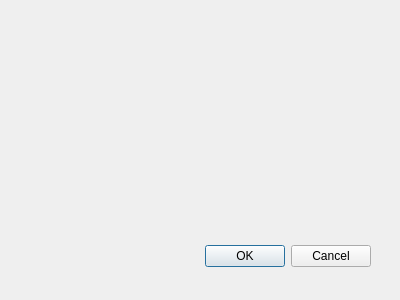
Old version of the form myfirstplugin_dialog_base.ui in the repository wulaurent/myfirstplugin.
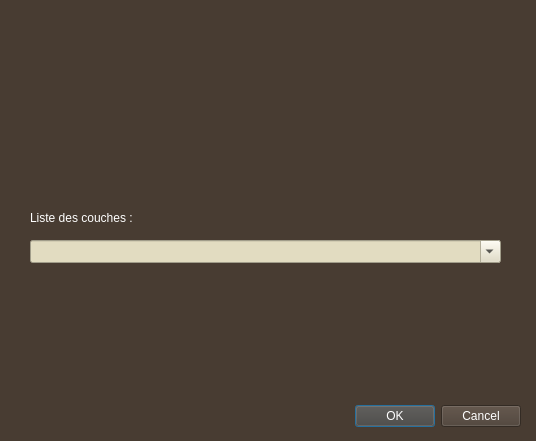
New version of the form. Icons and pictures are not drawn.

Commit message: feat(list-feature): ajout de la première user story qui liste les couches ponctuelles vectorielle de mon projet courant

Diff of the .ui file:
```diff
--- a/myfirstplugin_dialog_base.ui
+++ b/myfirstplugin_dialog_base.ui
@@ -1,22 +1,467 @@
 <ui version="4.0" >
  <class>PluginScriptDialogBase</class>
- <widget class="QDialog" name="PluginScriptDialogBase" >
-  <property name="geometry" >
+ <widget class="QDialog" name="PluginScriptDialogBase">
+  <property name="enabled">
+   <bool>true</bool>
+  </property>
+  <property name="geometry">
    <rect>
     <x>0</x>
     <y>0</y>
-    <width>400</width>
-    <height>300</height>
+    <width>536</width>
+    <height>441</height>
    </rect>
   </property>
-  <property name="windowTitle" >
+  <property name="palette">
+   <palette>
+    <active>
+     <colorrole role="WindowText">
+      <brush brushstyle="SolidPattern">
+       <color alpha="255">
+        <red>255</red>
+        <green>255</green>
+        <blue>255</blue>
+       </color>
+      </brush>
+     </colorrole>
+     <colorrole role="Button">
+      <brush brushstyle="SolidPattern">
+       <color alpha="255">
+        <red>72</red>
+        <green>60</green>
+        <blue>50</blue>
+       </color>
+      </brush>
+     </colorrole>
+     <colorrole role="Light">
+      <brush brushstyle="SolidPattern">
+       <color alpha="255">
+        <red>108</red>
+        <green>90</green>
+        <blue>75</blue>
+       </color>
+      </brush>
+     </colorrole>
+     <colorrole role="Midlight">
+      <brush brushstyle="SolidPattern">
+       <color alpha="255">
+        <red>90</red>
+        <green>75</green>
+        <blue>62</blue>
+       </color>
+      </brush>
+     </colorrole>
+     <colorrole role="Dark">
+      <brush brushstyle="SolidPattern">
+       <color alpha="255">
+        <red>36</red>
+        <green>30</green>
+        <blue>25</blue>
+       </color>
+      </brush>
+     </colorrole>
+     <colorrole role="Mid">
+      <brush brushstyle="SolidPattern">
+       <color alpha="255">
+        <red>48</red>
+        <green>40</green>
+        <blue>33</blue>
+       </color>
+      </brush>
+     </colorrole>
+     <colorrole role="Text">
+      <brush brushstyle="SolidPattern">
+       <color alpha="255">
+        <red>255</red>
+        <green>255</green>
+        <blue>255</blue>
+       </color>
+      </brush>
+     </colorrole>
+     <colorrole role="BrightText">
+      <brush brushstyle="SolidPattern">
+       <color alpha="255">
+        <red>255</red>
+        <green>255</green>
+        <blue>255</blue>
+       </color>
+      </brush>
+     </colorrole>
+     <colorrole role="ButtonText">
+      <brush brushstyle="SolidPattern">
+       <color alpha="255">
+        <red>255</red>
+        <green>255</green>
+        <blue>255</blue>
+       </color>
+      </brush>
+     </colorrole>
+     <colorrole role="Base">
+      <brush brushstyle="SolidPattern">
+       <color alpha="255">
+        <red>0</red>
+        <green>0</green>
+        <blue>0</blue>
+       </color>
+      </brush>
+     </colorrole>
+     <colorrole role="Window">
+      <brush brushstyle="SolidPattern">
+       <color alpha="255">
+        <red>72</red>
+        <green>60</green>
+        <blue>50</blue>
+       </color>
+      </brush>
+     </colorrole>
+     <colorrole role="Shadow">
+      <brush brushstyle="SolidPattern">
+       <color alpha="255">
+        <red>0</red>
+        <green>0</green>
+        <blue>0</blue>
+       </color>
+      </brush>
+     </colorrole>
+     <colorrole role="AlternateBase">
+      <brush brushstyle="SolidPattern">
+       <color alpha="255">
+        <red>36</red>
+        <green>30</green>
+        <blue>25</blue>
+       </color>
+      </brush>
+     </colorrole>
+     <colorrole role="ToolTipBase">
+      <brush brushstyle="SolidPattern">
+       <color alpha="255">
+        <red>255</red>
+        <green>255</green>
+        <blue>220</blue>
+       </color>
+      </brush>
+     </colorrole>
+     <colorrole role="ToolTipText">
+      <brush brushstyle="SolidPattern">
+       <color alpha="255">
+        <red>0</red>
+        <green>0</green>
+        <blue>0</blue>
+       </color>
+      </brush>
+     </colorrole>
+     <colorrole role="PlaceholderText">
+      <brush brushstyle="SolidPattern">
+       <color alpha="128">
+        <red>255</red>
+        <green>255</green>
+        <blue>255</blue>
+       </color>
+      </brush>
+     </colorrole>
+    </active>
+    <inactive>
+     <colorrole role="WindowText">
+      <brush brushstyle="SolidPattern">
+       <color alpha="255">
+        <red>255</red>
+        <green>255</green>
+        <blue>255</blue>
+       </color>
+      </brush>
+     </colorrole>
+     <colorrole role="Button">
+      <brush brushstyle="SolidPattern">
+       <color alpha="255">
+        <red>72</red>
+        <green>60</green>
+        <blue>50</blue>
+       </color>
+      </brush>
+     </colorrole>
+     <colorrole role="Light">
+      <brush brushstyle="SolidPattern">
+       <color alpha="255">
+        <red>108</red>
+        <green>90</green>
+        <blue>75</blue>
+       </color>
+      </brush>
+     </colorrole>
+     <colorrole role="Midlight">
+      <brush brushstyle="SolidPattern">
+       <color alpha="255">
+        <red>90</red>
+        <green>75</green>
+        <blue>62</blue>
+       </color>
+      </brush>
+     </colorrole>
+     <colorrole role="Dark">
+      <brush brushstyle="SolidPattern">
+       <color alpha="255">
+        <red>36</red>
+        <green>30</green>
+        <blue>25</blue>
+       </color>
+      </brush>
+     </colorrole>
+     <colorrole role="Mid">
+      <brush brushstyle="SolidPattern">
+       <color alpha="255">
+        <red>48</red>
+        <green>40</green>
+        <blue>33</blue>
+       </color>
+      </brush>
+     </colorrole>
+     <colorrole role="Text">
+      <brush brushstyle="SolidPattern">
+       <color alpha="255">
+        <red>255</red>
+        <green>255</green>
+        <blue>255</blue>
+       </color>
+      </brush>
+     </colorrole>
+     <colorrole role="BrightText">
+      <brush brushstyle="SolidPattern">
+       <color alpha="255">
+        <red>255</red>
+        <green>255</green>
+        <blue>255</blue>
+       </color>
+      </brush>
+     </colorrole>
+     <colorrole role="ButtonText">
+      <brush brushstyle="SolidPattern">
+       <color alpha="255">
+        <red>255</red>
+        <green>255</green>
+        <blue>255</blue>
+       </color>
+      </brush>
+     </colorrole>
+     <colorrole role="Base">
+      <brush brushstyle="SolidPattern">
+       <color alpha="255">
+        <red>0</red>
+        <green>0</green>
+        <blue>0</blue>
+       </color>
+      </brush>
+     </colorrole>
+     <colorrole role="Window">
+      <brush brushstyle="SolidPattern">
+       <color alpha="255">
+        <red>72</red>
+        <green>60</green>
+        <blue>50</blue>
+       </color>
+      </brush>
+     </colorrole>
+     <colorrole role="Shadow">
+      <brush brushstyle="SolidPattern">
+       <color alpha="255">
+        <red>0</red>
+        <green>0</green>
+        <blue>0</blue>
+       </color>
+      </brush>
+     </colorrole>
+     <colorrole role="AlternateBase">
+      <brush brushstyle="SolidPattern">
+       <color alpha="255">
+        <red>36</red>
+        <green>30</green>
+        <blue>25</blue>
+       </color>
+      </brush>
+     </colorrole>
+     <colorrole role="ToolTipBase">
+      <brush brushstyle="SolidPattern">
+       <color alpha="255">
+        <red>255</red>
+        <green>255</green>
+        <blue>220</blue>
+       </color>
+      </brush>
+     </colorrole>
+     <colorrole role="ToolTipText">
+      <brush brushstyle="SolidPattern">
+       <color alpha="255">
+        <red>0</red>
+        <green>0</green>
+        <blue>0</blue>
+       </color>
+      </brush>
+     </colorrole>
+     <colorrole role="PlaceholderText">
+      <brush brushstyle="SolidPattern">
+       <color alpha="128">
+        <red>255</red>
+        <green>255</green>
+        <blue>255</blue>
+       </color>
+      </brush>
+     </colorrole>
+    </inactive>
+    <disabled>
+     <colorrole role="WindowText">
+      <brush brushstyle="SolidPattern">
+       <color alpha="255">
+        <red>36</red>
+        <green>30</green>
+        <blue>25</blue>
+       </color>
+      </brush>
+     </colorrole>
+     <colorrole role="Button">
+      <brush brushstyle="SolidPattern">
+       <color alpha="255">
+        <red>72</red>
+        <green>60</green>
+        <blue>50</blue>
+       </color>
+      </brush>
+     </colorrole>
+     <colorrole role="Light">
+      <brush brushstyle="SolidPattern">
+       <color alpha="255">
+        <red>108</red>
+        <green>90</green>
+        <blue>75</blue>
+       </color>
+      </brush>
+     </colorrole>
+     <colorrole role="Midlight">
+      <brush brushstyle="SolidPattern">
+       <color alpha="255">
+        <red>90</red>
+        <green>75</green>
+        <blue>62</blue>
+       </color>
+      </brush>
+     </colorrole>
+     <colorrole role="Dark">
+      <brush brushstyle="SolidPattern">
+       <color alpha="255">
+        <red>36</red>
+        <green>30</green>
+        <blue>25</blue>
+       </color>
+      </brush>
+     </colorrole>
+     <colorrole role="Mid">
+      <brush brushstyle="SolidPattern">
+       <color alpha="255">
+        <red>48</red>
+        <green>40</green>
+        <blue>33</blue>
+       </color>
+      </brush>
+     </colorrole>
+     <colorrole role="Text">
+      <brush brushstyle="SolidPattern">
+       <color alpha="255">
+        <red>36</red>
+        <green>30</green>
+        <blue>25</blue>
+       </color>
+      </brush>
+     </colorrole>
+     <colorrole role="BrightText">
+      <brush brushstyle="SolidPattern">
+       <color alpha="255">
+        <red>255</red>
+        <green>255</green>
+        <blue>255</blue>
+       </color>
+      </brush>
+     </colorrole>
+     <colorrole role="ButtonText">
+      <brush brushstyle="SolidPattern">
+       <color alpha="255">
+        <red>36</red>
+        <green>30</green>
+        <blue>25</blue>
+       </color>
+      </brush>
+     </colorrole>
+     <colorrole role="Base">
+      <brush brushstyle="SolidPattern">
+       <color alpha="255">
+        <red>72</red>
+        <green>60</green>
+        <blue>50</blue>
+       </color>
+      </brush>
+     </colorrole>
+     <colorrole role="Window">
+      <brush brushstyle="SolidPattern">
+       <color alpha="255">
+        <red>72</red>
+        <green>60</green>
+        <blue>50</blue>
+       </color>
+      </brush>
+     </colorrole>
+     <colorrole role="Shadow">
+      <brush brushstyle="SolidPattern">
+       <color alpha="255">
+        <red>0</red>
+        <green>0</green>
+        <blue>0</blue>
+       </color>
+      </brush>
+     </colorrole>
+     <colorrole role="AlternateBase">
+      <brush brushstyle="SolidPattern">
+       <color alpha="255">
+        <red>72</red>
+        <green>60</green>
+        <blue>50</blue>
+       </color>
+      </brush>
+     </colorrole>
+     <colorrole role="ToolTipBase">
+      <brush brushstyle="SolidPattern">
+       <color alpha="255">
+        <red>255</red>
+        <green>255</green>
+        <blue>220</blue>
+       </color>
+      </brush>
+     </colorrole>
+     <colorrole role="ToolTipText">
+      <brush brushstyle="SolidPattern">
+       <color alpha="255">
+        <red>0</red>
+        <green>0</green>
+        <blue>0</blue>
+       </color>
+      </brush>
+     </colorrole>
+     <colorrole role="PlaceholderText">
+      <brush brushstyle="SolidPattern">
+       <color alpha="128">
+        <red>255</red>
+        <green>255</green>
+        <blue>255</blue>
+       </color>
+      </brush>
+     </colorrole>
+    </disabled>
+   </palette>
+  </property>
+  <property name="windowTitle">
    <string>MyFirstPlugin</string>
   </property>
-  <widget class="QDialogButtonBox" name="button_box" >
-   <property name="geometry" >
+  <widget class="QDialogButtonBox" name="button_box">
+   <property name="geometry">
     <rect>
-     <x>30</x>
-     <y>240</y>
+     <x>180</x>
+     <y>400</y>
      <width>341</width>
      <height>32</height>
     </rect>
@@ -28,6 +473,506 @@
     <set>QDialogButtonBox::Cancel|QDialogButtonBox::Ok</set>
    </property>
   </widget>
+  <widget class="QLabel" name="label_layers">
+   <property name="geometry">
+    <rect>
+     <x>30</x>
+     <y>210</y>
+     <width>211</width>
+     <height>16</height>
+    </rect>
+   </property>
+   <property name="palette">
+    <palette>
+     <active>
+      <colorrole role="WindowText">
+       <brush brushstyle="SolidPattern">
+        <color alpha="255">
+         <red>255</red>
+         <green>255</green>
+         <blue>255</blue>
+        </color>
+       </brush>
+      </colorrole>
+      <colorrole role="Button">
+       <brush brushstyle="SolidPattern">
+        <color alpha="255">
+         <red>72</red>
+         <green>60</green>
+         <blue>50</blue>
+        </color>
+       </brush>
+      </colorrole>
+      <colorrole role="Light">
+       <brush brushstyle="SolidPattern">
+        <color alpha="255">
+         <red>108</red>
+         <green>90</green>
+         <blue>75</blue>
+        </color>
+       </brush>
+      </colorrole>
+      <colorrole role="Midlight">
+       <brush brushstyle="SolidPattern">
+        <color alpha="255">
+         <red>90</red>
+         <green>75</green>
+         <blue>62</blue>
+        </color>
+       </brush>
+      </colorrole>
+      <colorrole role="Dark">
+       <brush brushstyle="SolidPattern">
+        <color alpha="255">
+         <red>36</red>
+         <green>30</green>
+         <blue>25</blue>
+        </color>
+       </brush>
+      </colorrole>
+      <colorrole role="Mid">
+       <brush brushstyle="SolidPattern">
+        <color alpha="255">
+         <red>48</red>
+         <green>40</green>
+         <blue>33</blue>
+        </color>
+       </brush>
+      </colorrole>
+      <colorrole role="Text">
+       <brush brushstyle="SolidPattern">
+        <color alpha="255">
+         <red>255</red>
+         <green>255</green>
+         <blue>255</blue>
+        </color>
+       </brush>
+      </colorrole>
+      <colorrole role="BrightText">
+       <brush brushstyle="SolidPattern">
+        <color alpha="255">
+         <red>255</red>
+         <green>255</green>
+         <blue>255</blue>
+        </color>
+       </brush>
+      </colorrole>
+      <colorrole role="ButtonText">
+       <brush brushstyle="SolidPattern">
+        <color alpha="255">
+         <red>255</red>
+         <green>255</green>
+         <blue>255</blue>
+        </color>
+       </brush>
+      </colorrole>
+      <colorrole role="Base">
+       <brush brushstyle="SolidPattern">
+        <color alpha="255">
+         <red>0</red>
+         <green>0</green>
+         <blue>0</blue>
+        </color>
+       </brush>
+      </colorrole>
+      <colorrole role="Window">
+       <brush brushstyle="SolidPattern">
+        <color alpha="255">
+         <red>72</red>
+         <green>60</green>
+         <blue>50</blue>
+        </color>
+       </brush>
+      </colorrole>
+      <colorrole role="Shadow">
+       <brush brushstyle="SolidPattern">
+        <color alpha="255">
+         <red>0</red>
+         <green>0</green>
+         <blue>0</blue>
+        </color>
+       </brush>
+      </colorrole>
+      <colorrole role="AlternateBase">
+       <brush brushstyle="SolidPattern">
+        <color alpha="255">
+         <red>36</red>
+         <green>30</green>
+         <blue>25</blue>
+        </color>
+       </brush>
+      </colorrole>
+      <colorrole role="ToolTipBase">
+       <brush brushstyle="SolidPattern">
+        <color alpha="255">
+         <red>255</red>
+         <green>255</green>
+         <blue>220</blue>
+        </color>
+       </brush>
+      </colorrole>
+      <colorrole role="ToolTipText">
+       <brush brushstyle="SolidPattern">
+        <color alpha="255">
+         <red>0</red>
+         <green>0</green>
+         <blue>0</blue>
+        </color>
+       </brush>
+      </colorrole>
+      <colorrole role="PlaceholderText">
+       <brush brushstyle="SolidPattern">
+        <color alpha="128">
+         <red>255</red>
+         <green>255</green>
+         <blue>255</blue>
+        </color>
+       </brush>
+      </colorrole>
+     </active>
+     <inactive>
+      <colorrole role="WindowText">
+       <brush brushstyle="SolidPattern">
+        <color alpha="255">
+         <red>255</red>
+         <green>255</green>
+         <blue>255</blue>
+        </color>
+       </brush>
+      </colorrole>
+      <colorrole role="Button">
+       <brush brushstyle="SolidPattern">
+        <color alpha="255">
+         <red>72</red>
+         <green>60</green>
+         <blue>50</blue>
+        </color>
+       </brush>
+      </colorrole>
+      <colorrole role="Light">
+       <brush brushstyle="SolidPattern">
+        <color alpha="255">
+         <red>108</red>
+         <green>90</green>
+         <blue>75</blue>
+        </color>
+       </brush>
+      </colorrole>
+      <colorrole role="Midlight">
+       <brush brushstyle="SolidPattern">
+        <color alpha="255">
+         <red>90</red>
+         <green>75</green>
+         <blue>62</blue>
+        </color>
+       </brush>
+      </colorrole>
+      <colorrole role="Dark">
+       <brush brushstyle="SolidPattern">
+        <color alpha="255">
+         <red>36</red>
+         <green>30</green>
+         <blue>25</blue>
+        </color>
+       </brush>
+      </colorrole>
+      <colorrole role="Mid">
+       <brush brushstyle="SolidPattern">
+        <color alpha="255">
+         <red>48</red>
+         <green>40</green>
+         <blue>33</blue>
+        </color>
+       </brush>
+      </colorrole>
+      <colorrole role="Text">
+       <brush brushstyle="SolidPattern">
+        <color alpha="255">
+         <red>255</red>
+         <green>255</green>
+         <blue>255</blue>
+        </color>
+       </brush>
+      </colorrole>
+      <colorrole role="BrightText">
+       <brush brushstyle="SolidPattern">
+        <color alpha="255">
+         <red>255</red>
+         <green>255</green>
+         <blue>255</blue>
+        </color>
+       </brush>
+      </colorrole>
+      <colorrole role="ButtonText">
+       <brush brushstyle="SolidPattern">
+        <color alpha="255">
+         <red>255</red>
+         <green>255</green>
+         <blue>255</blue>
+        </color>
+       </brush>
+      </colorrole>
+      <colorrole role="Base">
+       <brush brushstyle="SolidPattern">
+        <color alpha="255">
+         <red>0</red>
+         <green>0</green>
+         <blue>0</blue>
+        </color>
+       </brush>
+      </colorrole>
+      <colorrole role="Window">
+       <brush brushstyle="SolidPattern">
+        <color alpha="255">
+         <red>72</red>
+         <green>60</green>
+         <blue>50</blue>
+        </color>
+       </brush>
+      </colorrole>
+      <colorrole role="Shadow">
+       <brush brushstyle="SolidPattern">
+        <color alpha="255">
+         <red>0</red>
+         <green>0</green>
+         <blue>0</blue>
+        </color>
+       </brush>
+      </colorrole>
+      <colorrole role="AlternateBase">
+       <brush brushstyle="SolidPattern">
+        <color alpha="255">
+         <red>36</red>
+         <green>30</green>
+         <blue>25</blue>
+        </color>
+       </brush>
+      </colorrole>
+      <colorrole role="ToolTipBase">
+       <brush brushstyle="SolidPattern">
+        <color alpha="255">
+         <red>255</red>
+         <green>255</green>
+         <blue>220</blue>
+        </color>
+       </brush>
+      </colorrole>
+      <colorrole role="ToolTipText">
+       <brush brushstyle="SolidPattern">
+        <color alpha="255">
+         <red>0</red>
+         <green>0</green>
+         <blue>0</blue>
+        </color>
+       </brush>
+      </colorrole>
+      <colorrole role="PlaceholderText">
+       <brush brushstyle="SolidPattern">
+        <color alpha="128">
+         <red>255</red>
+         <green>255</green>
+         <blue>255</blue>
+        </color>
+       </brush>
+      </colorrole>
+     </inactive>
+     <disabled>
+      <colorrole role="WindowText">
+       <brush brushstyle="SolidPattern">
+        <color alpha="255">
+         <red>36</red>
+         <green>30</green>
+         <blue>25</blue>
+        </color>
+       </brush>
+      </colorrole>
+      <colorrole role="Button">
+       <brush brushstyle="SolidPattern">
+        <color alpha="255">
+         <red>72</red>
+         <green>60</green>
+         <blue>50</blue>
+        </color>
+       </brush>
+      </colorrole>
+      <colorrole role="Light">
+       <brush brushstyle="SolidPattern">
+        <color alpha="255">
+         <red>108</red>
+         <green>90</green>
+         <blue>75</blue>
+        </color>
+       </brush>
+      </colorrole>
+      <colorrole role="Midlight">
+       <brush brushstyle="SolidPattern">
+        <color alpha="255">
+         <red>90</red>
+         <green>75</green>
+         <blue>62</blue>
+        </color>
+       </brush>
+      </colorrole>
+      <colorrole role="Dark">
+       <brush brushstyle="SolidPattern">
+        <color alpha="255">
+         <red>36</red>
+         <green>30</green>
+         <blue>25</blue>
+        </color>
+       </brush>
+      </colorrole>
+      <colorrole role="Mid">
+       <brush brushstyle="SolidPattern">
+        <color alpha="255">
+         <red>48</red>
+         <green>40</green>
+         <blue>33</blue>
+        </color>
+       </brush>
+      </colorrole>
+      <colorrole role="Text">
+       <brush brushstyle="SolidPattern">
+        <color alpha="255">
+         <red>36</red>
+         <green>30</green>
+         <blue>25</blue>
+        </color>
+       </brush>
+      </colorrole>
+      <colorrole role="BrightText">
+       <brush brushstyle="SolidPattern">
+        <color alpha="255">
+         <red>255</red>
+         <green>255</green>
+         <blue>255</blue>
+        </color>
+       </brush>
+      </colorrole>
+      <colorrole role="ButtonText">
+       <brush brushstyle="SolidPattern">
+        <color alpha="255">
+         <red>36</red>
+         <green>30</green>
+         <blue>25</blue>
+        </color>
+       </brush>
+      </colorrole>
+      <colorrole role="Base">
+       <brush brushstyle="SolidPattern">
+        <color alpha="255">
+         <red>72</red>
+         <green>60</green>
+         <blue>50</blue>
+        </color>
+       </brush>
+      </colorrole>
+      <colorrole role="Window">
+       <brush brushstyle="SolidPattern">
+        <color alpha="255">
+         <red>72</red>
+         <green>60</green>
+         <blue>50</blue>
+        </color>
+       </brush>
+      </colorrole>
+      <colorrole role="Shadow">
+       <brush brushstyle="SolidPattern">
+        <color alpha="255">
+         <red>0</red>
+         <green>0</green>
+         <blue>0</blue>
+        </color>
+       </brush>
+      </colorrole>
+      <colorrole role="AlternateBase">
+       <brush brushstyle="SolidPattern">
+        <color alpha="255">
+         <red>72</red>
+         <green>60</green>
+         <blue>50</blue>
+        </color>
+       </brush>
+      </colorrole>
+      <colorrole role="ToolTipBase">
+       <brush brushstyle="SolidPattern">
+        <color alpha="255">
+         <red>255</red>
+         <green>255</green>
+         <blue>220</blue>
+        </color>
+       </brush>
+      </colorrole>
+      <colorrole role="ToolTipText">
+       <brush brushstyle="SolidPattern">
+        <color alpha="255">
+         <red>0</red>
+         <green>0</green>
+         <blue>0</blue>
+        </color>
+       </brush>
+      </colorrole>
+      <colorrole role="PlaceholderText">
+       <brush brushstyle="SolidPattern">
+        <color alpha="128">
+         <red>255</red>
+         <green>255</green>
+         <blue>255</blue>
+        </color>
+       </brush>
+      </colorrole>
+     </disabled>
+    </palette>
+   </property>
+   <property name="text">
+    <string>Liste des couches :</string>
+   </property>
+  </widget>
+  <widget class="QComboBox" name="combobox_layers">
+   <property name="geometry">
+    <rect>
+     <x>30</x>
+     <y>240</y>
+     <width>471</width>
+     <height>23</height>
+    </rect>
+   </property>
+   <property name="font">
+    <font>
+     <weight>50</weight>
+     <bold>false</bold>
+    </font>
+   </property>
+   <property name="styleSheet">
+    <string notr="true">background-color: rgb(226, 220, 193);
+color: rgb(0, 0, 0);</string>
+   </property>
+   <property name="editable">
+    <bool>true</bool>
+   </property>
+   <property name="currentText">
+    <string/>
+   </property>
+  </widget>
+  <widget class="QLabel" name="banner">
+   <property name="geometry">
+    <rect>
+     <x>0</x>
+     <y>0</y>
+     <width>551</width>
+     <height>171</height>
+    </rect>
+   </property>
+   <property name="text">
+    <string/>
+   </property>
+   <property name="pixmap">
+    <pixmap>../../../../../../../../../Téléchargements/qgis_logo.jpg</pixmap>
+   </property>
+   <property name="scaledContents">
+    <bool>true</bool>
+   </property>
+  </widget>
  </widget>
  <resources/>
  <connections>
```
Left out of the diff: 31 changed lines with no effect on the pictures. The commit also changes 5 other files.
